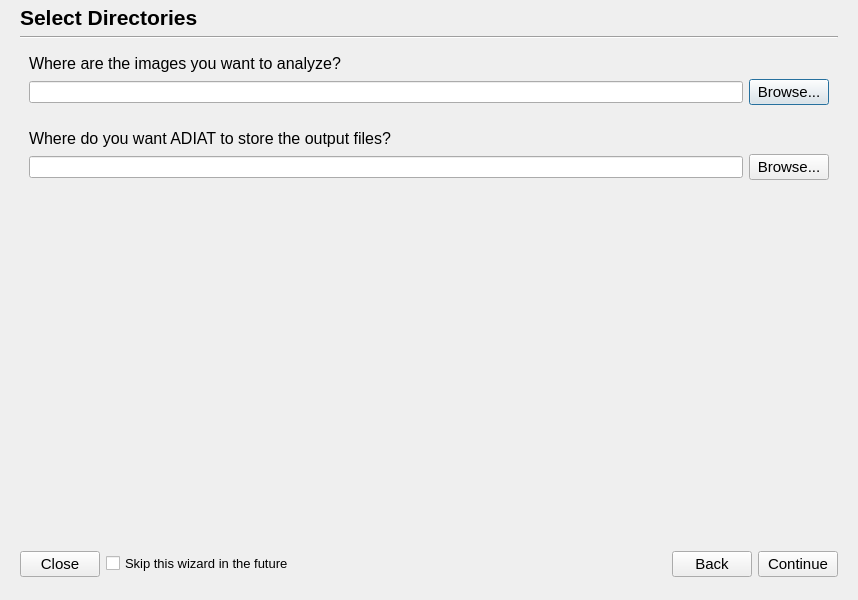
First picture: the form in resources/views/images/ImageAnalysisGuide.ui, repository crgrove/automated-drone-image-analysis-tool, before the edit.
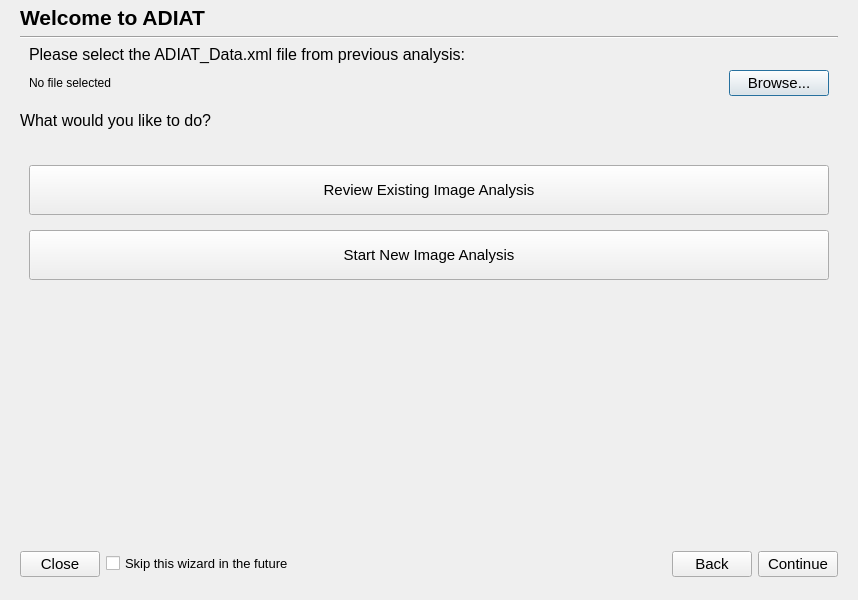
Second picture: the form after the edit.

What changed in the file:
```diff
--- a/resources/views/images/ImageAnalysisGuide.ui
+++ b/resources/views/images/ImageAnalysisGuide.ui
@@ -22,6 +22,190 @@
      <property name="currentIndex">
       <number>0</number>
      </property>
+     <widget class="QWidget" name="pageReviewOrNew">
+      <layout class="QVBoxLayout" name="verticalLayout_reviewOrNew">
+       <property name="topMargin">
+        <number>5</number>
+       </property>
+       <item>
+        <widget class="QLabel" name="labelPageReviewOrNewTitle">
+         <property name="font">
+          <font>
+           <pointsize>16</pointsize>
+           <bold>true</bold>
+          </font>
+         </property>
+         <property name="text">
+          <string>Welcome to ADIAT</string>
+         </property>
+        </widget>
+       </item>
+       <item>
+        <widget class="Line" name="line_reviewOrNew">
+         <property name="orientation">
+          <enum>Qt::Horizontal</enum>
+         </property>
+        </widget>
+       </item>
+       <item>
+        <widget class="QWidget" name="fileSelectorWidget" native="true">
+         <property name="visible">
+          <bool>false</bool>
+         </property>
+         <layout class="QVBoxLayout" name="verticalLayout_fileSelector">
+          <property name="topMargin">
+           <number>0</number>
+          </property>
+          <item>
+           <widget class="QLabel" name="labelFileInstructions">
+            <property name="font">
+             <font>
+              <pointsize>12</pointsize>
+             </font>
+            </property>
+            <property name="text">
+             <string>Please select the ADIAT_Data.xml file from previous analysis:</string>
+            </property>
+            <property name="wordWrap">
+             <bool>true</bool>
+            </property>
+           </widget>
+          </item>
+          <item>
+           <layout class="QHBoxLayout" name="horizontalLayout_fileSelector">
+            <item>
+             <widget class="QLabel" name="filePathLabel">
+              <property name="text">
+               <string>No file selected</string>
+              </property>
+              <property name="wordWrap">
+               <bool>true</bool>
+              </property>
+             </widget>
+            </item>
+            <item>
+             <widget class="QPushButton" name="browseFileButton">
+              <property name="font">
+               <font>
+                <pointsize>11</pointsize>
+               </font>
+              </property>
+              <property name="text">
+               <string>Browse...</string>
+              </property>
+              <property name="minimumSize">
+               <size>
+                <width>80</width>
+                <height>0</height>
+               </size>
+              </property>
+              <property name="maximumSize">
+               <size>
+                <width>100</width>
+                <height>16777215</height>
+               </size>
+              </property>
+             </widget>
+            </item>
+           </layout>
+          </item>
+         </layout>
+        </widget>
+       </item>
+       <item>
+        <widget class="QLabel" name="labelInstructions">
+         <property name="font">
+          <font>
+           <pointsize>12</pointsize>
+          </font>
+         </property>
+         <property name="text">
+          <string>What would you like to do?</string>
+         </property>
+         <property name="wordWrap">
+          <bool>true</bool>
+         </property>
+        </widget>
+       </item>
+       <item>
+        <spacer name="verticalSpacer_reviewOrNew1">
+         <property name="orientation">
+          <enum>Qt::Vertical</enum>
+         </property>
+         <property name="sizeType">
+          <enum>QSizePolicy::Fixed</enum>
+         </property>
+         <property name="sizeHint" stdset="0">
+          <size>
+           <width>20</width>
+           <height>20</height>
+          </size>
+         </property>
+        </spacer>
+       </item>
+       <item>
+        <widget class="QWidget" name="buttonContainer" native="true">
+         <layout class="QVBoxLayout" name="verticalLayout_buttonContainer">
+          <property name="spacing">
+           <number>15</number>
+          </property>
+          <item>
+           <widget class="QPushButton" name="reviewButton">
+            <property name="font">
+             <font>
+              <pointsize>11</pointsize>
+             </font>
+            </property>
+            <property name="text">
+             <string>Review Existing Image Analysis</string>
+            </property>
+            <property name="minimumSize">
+             <size>
+              <width>0</width>
+              <height>50</height>
+             </size>
+            </property>
+           </widget>
+          </item>
+          <item>
+           <widget class="QPushButton" name="newAnalysisButton">
+            <property name="font">
+             <font>
+              <pointsize>11</pointsize>
+             </font>
+            </property>
+            <property name="text">
+             <string>Start New Image Analysis</string>
+            </property>
+            <property name="minimumSize">
+             <size>
+              <width>0</width>
+              <height>50</height>
+             </size>
+            </property>
+           </widget>
+          </item>
+         </layout>
+        </widget>
+       </item>
+       <item>
+        <spacer name="verticalSpacer_reviewOrNew2">
+         <property name="orientation">
+          <enum>Qt::Vertical</enum>
+         </property>
+         <property name="sizeType">
+          <enum>QSizePolicy::Expanding</enum>
+         </property>
+         <property name="sizeHint" stdset="0">
+          <size>
+           <width>20</width>
+           <height>40</height>
+          </size>
+         </property>
+        </spacer>
+       </item>
+      </layout>
+     </widget>
      <widget class="QWidget" name="pageDirectories">
       <layout class="QVBoxLayout" name="verticalLayout_directories">
        <property name="topMargin">
```
